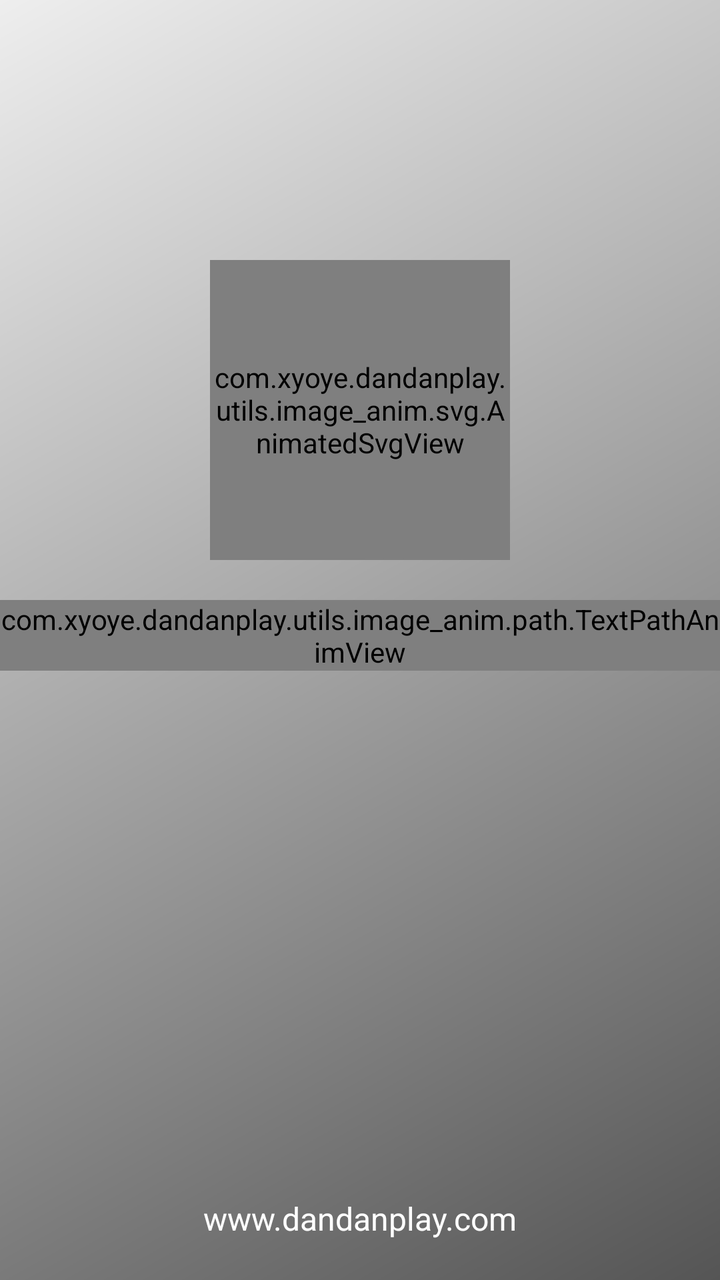
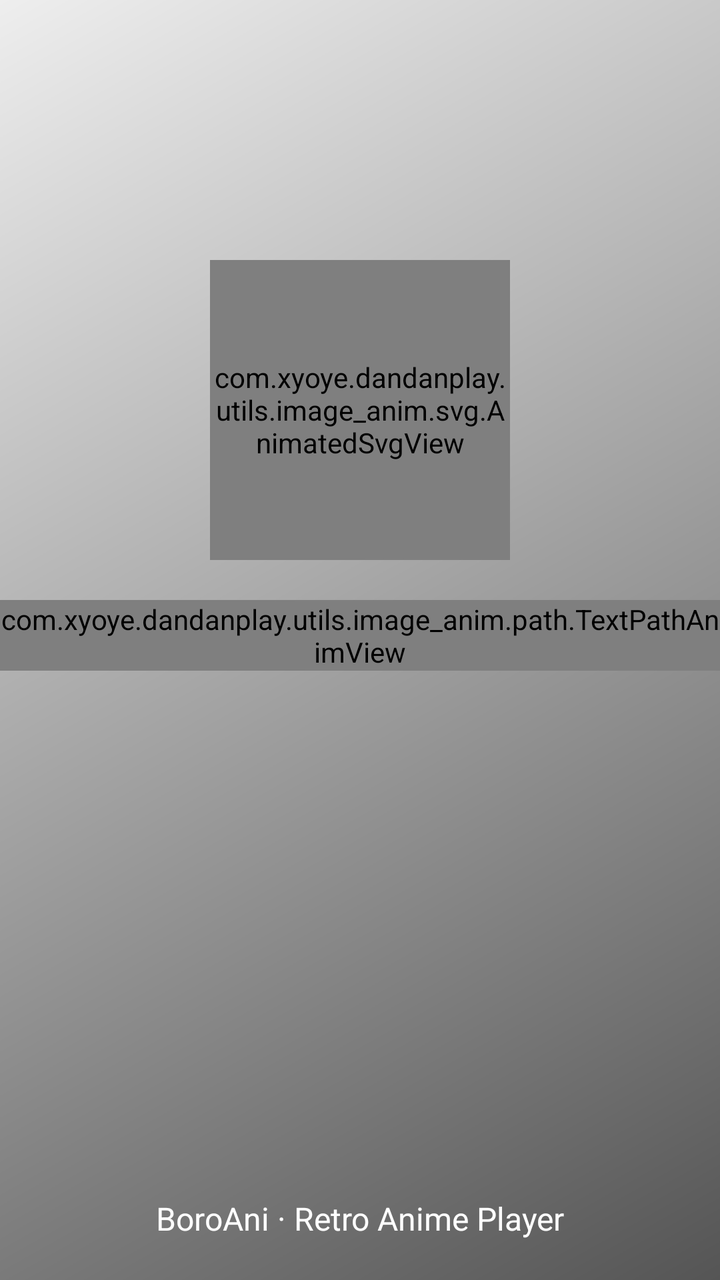

Before-and-after screenshots of an Android layout around one commit, followed by the original layout XML and the change that was made.
<!-- AndroidManifest.xml: activity theme SplashTheme -->
<!-- res/layout/activity_splash.xml -->
<?xml version="1.0" encoding="utf-8"?>
<layout xmlns:app="http://schemas.android.com/apk/res-auto">

    <androidx.constraintlayout.widget.ConstraintLayout xmlns:android="http://schemas.android.com/apk/res/android"
        android:layout_width="match_parent"
        android:layout_height="match_parent"
        android:background="@drawable/background_splash">

        <com.xyoye.dandanplay.utils.image_anim.svg.AnimatedSvgView
            android:id="@+id/icon_svg_view"
            android:layout_width="150dp"
            android:layout_height="150dp"
            android:layout_marginTop="130dp"
            app:animatedSvgFillColors="@array/splash_svg_fill_colors"
            app:animatedSvgFillStart="2000"
            app:animatedSvgFillTime="0"
            app:animatedSvgGlyphStrings="@array/splash_svg_data"
            app:animatedSvgImageSizeX="500"
            app:animatedSvgImageSizeY="500"
            app:animatedSvgTraceColors="@array/splash_svg_trace_colors"
            app:animatedSvgTraceMarkerLength="50"
            app:animatedSvgTraceResidueColors="@array/splash_svg_residue_colors"
            app:animatedSvgTraceTime="2000"
            app:animatedSvgTraceTimePerGlyph="2000"
            app:layout_constraintEnd_toEndOf="parent"
            app:layout_constraintStart_toStartOf="parent"
            app:layout_constraintTop_toTopOf="parent" />

        <com.xyoye.dandanplay.utils.image_anim.path.TextPathAnimView
            android:id="@+id/text_path_view"
            android:layout_width="wrap_content"
            android:layout_height="wrap_content"
            android:layout_marginTop="20dp"
            app:duration="2000"
            app:layout_constraintEnd_toEndOf="parent"
            app:layout_constraintStart_toStartOf="parent"
            app:layout_constraintTop_toBottomOf="@id/icon_svg_view"
            app:loop="false"
            app:text="DanDanPlay"
            app:text_bg_color="@color/splash_text_bg_color"
            app:text_fg_color="@color/splash_text_fg_color"
            app:text_interval="8dp"
            app:text_size_scale="1.2"
            app:text_stoke_width="5" />

        <LinearLayout
            android:id="@+id/app_name_ll"
            android:layout_width="wrap_content"
            android:layout_height="wrap_content"
            android:layout_marginBottom="20dp"
            android:gravity="center_horizontal"
            android:orientation="vertical"
            app:layout_constraintBottom_toBottomOf="parent"
            app:layout_constraintEnd_toEndOf="parent"
            app:layout_constraintStart_toStartOf="parent">

            <TextView
                android:id="@+id/app_name_tv"
                android:layout_width="wrap_content"
                android:layout_height="wrap_content"
                android:gravity="center"
                android:textColor="@color/splash_text_fg_color"
                android:textSize="18sp" />

            <TextView
                android:id="@+id/website_tips"
                android:layout_width="wrap_content"
                android:layout_height="wrap_content"
                android:text="@string/official_website"
                android:textColor="@color/splash_text_fg_color"
                android:textSize="16sp" />
        </LinearLayout>
    </androidx.constraintlayout.widget.ConstraintLayout>
</layout>
<!-- resources referenced by this layout -->
<resources>
  <integer-array name="splash_svg_fill_colors">
          <item>@color/splash_icon_fill_color</item>
          <item>@color/splash_icon_fill_color</item>
      </integer-array>
  <integer-array name="splash_svg_residue_colors">
          <item>@color/splash_icon_residue_color</item>
          <item>@color/splash_icon_residue_color</item>
      </integer-array>
  <integer-array name="splash_svg_trace_colors">
          <item>@color/splash_icon_trace_color</item>
          <item>@color/splash_icon_trace_color</item>
      </integer-array>
  <color name="splash_text_bg_color">#00ffffff</color>
  <color name="splash_text_fg_color">#ffffffff</color>
  <!-- drawable background_splash (drawable) -->
  <?xml version="1.0" encoding="utf-8"?>
  <shape xmlns:android="http://schemas.android.com/apk/res/android">
      <gradient
          android:angle="315"
          android:type="linear"
          android:endColor="#aa000000"
          android:startColor="#11000000" />
  </shape>
  <string name="official_website">www.dandanplay.com</string>
  <style name="SplashTheme" parent="@style/Theme.AppCompat.Light.NoActionBar">
          <item name="android:windowBackground">@android:color/transparent</item>
          <item name="android:windowContentOverlay">@null</item>
          <item name="android:windowShowWallpaper">true</item>
          <item name="android:windowAnimationStyle">@style/ActivityAnimStyle</item>
      </style>
  <color name="splash_icon_fill_color">#002095f4</color>
  <color name="splash_icon_residue_color">#ffffffff</color>
  <color name="splash_icon_trace_color">#ff2095f4</color>
  <style name="ActivityAnimStyle" parent="@android:style/Animation.Activity">
          <item name="android:activityOpenEnterAnimation">@anim/anim_activity_enter</item>
          <item name="android:activityOpenExitAnimation">@anim/anim_activity_exit</item>
          <item name="android:activityCloseEnterAnimation">@anim/anim_activity_enter</item>
          <item name="android:activityCloseExitAnimation">@anim/anim_activity_exit</item>
      </style>
  <!-- unchanged entries left out for length: 1 -->
</resources>

<!-- the commit's change to res/layout/activity_splash.xml (unified diff, before → after) -->
@@ -36,7 +36,7 @@
             app:layout_constraintStart_toStartOf="parent"
             app:layout_constraintTop_toBottomOf="@id/icon_svg_view"
             app:loop="false"
-            app:text="DanDanPlay"
+            app:text="BoroAni"
             app:text_bg_color="@color/splash_text_bg_color"
             app:text_fg_color="@color/splash_text_fg_color"
             app:text_interval="8dp"
<!-- resource entries referenced after the edit -->
@@ -23,7 +23,7 @@
           android:endColor="#aa000000"
           android:startColor="#11000000" />
   </shape>
-  <string name="official_website">www.dandanplay.com</string>
+  <string name="official_website">BoroAni · Retro Anime Player</string>
   <style name="SplashTheme" parent="@style/Theme.AppCompat.Light.NoActionBar">
           <item name="android:windowBackground">@android:color/transparent</item>
           <item name="android:windowContentOverlay">@null</item>
